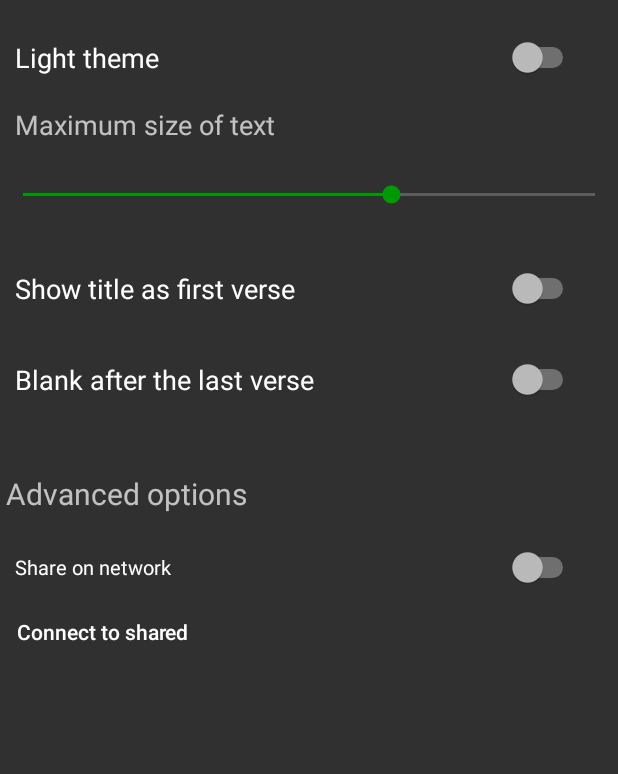
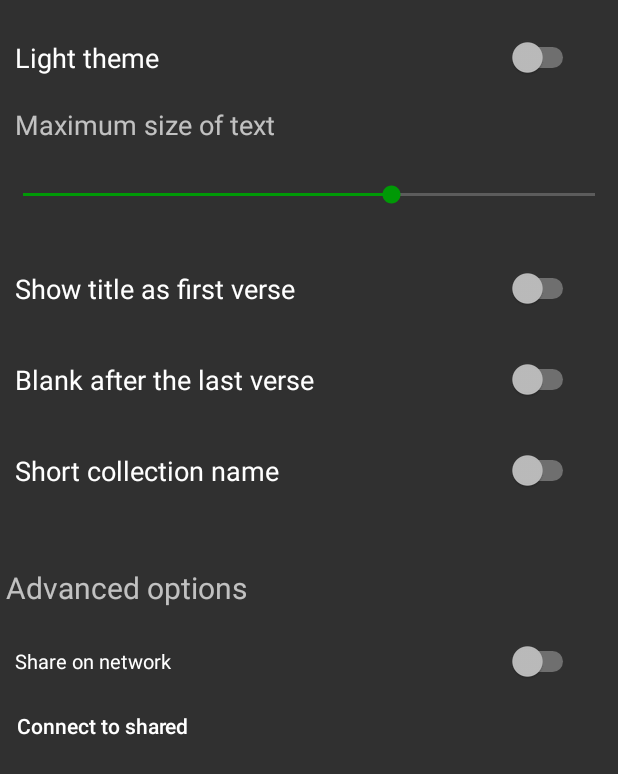
Before and after one commit to tomiolah/Songbook, an Android app: the SettingsActivity screen opened directly, with no data from a screen before it, on a phone screen of 412 x 824 dp. Shown: the top 774 px of the screen. Run offline under Robolectric (Android 15) with nearby library versions, the phone set to English and light mode, and no system bars.

Commit message:
Short collection name.

```diff
--- a/Songbook/app/src/main/java/com/bence/songbook/ui/activity/SettingsActivity.java
+++ b/Songbook/app/src/main/java/com/bence/songbook/ui/activity/SettingsActivity.java
@@ -78,6 +78,17 @@ public class SettingsActivity extends AppCompatActivity {
                 sharedPreferences.edit().putBoolean("blank_switch", blankSwitch.isChecked()).apply();
             }
         });
+        boolean shortCollection_switch = sharedPreferences.getBoolean("shortCollectionName", false);
+        final Switch shortCollectionSwitch = findViewById(R.id.shortCollectionSwitch);
+        shortCollectionSwitch.setChecked(shortCollection_switch);
+        shortCollectionSwitch.setOnClickListener(new View.OnClickListener() {
+            @Override
+            public void onClick(View v) {
+                boolean checked = shortCollectionSwitch.isChecked();
+                sharedPreferences.edit().putBoolean("shortCollectionName", checked).apply();
+                Memory.getInstance().getMainActivity().setShortCollectionName(checked);
+            }
+        });
         final Switch shareOnNetworkSwitch = findViewById(R.id.shareOnNetworkSwitch);
         final Memory memory = Memory.getInstance();
         shareOnNetworkSwitch.setChecked(memory.isShareOnNetwork());
--- a/Songbook/app/src/main/res/layout/activity_settings.xml
+++ b/Songbook/app/src/main/res/layout/activity_settings.xml
@@ -70,13 +70,27 @@
             app:layout_constraintRight_toRightOf="parent"
             app:layout_constraintTop_toTopOf="parent"/>
 
+        <Switch
+            android:id="@+id/shortCollectionSwitch"
+            android:layout_width="match_parent"
+            android:layout_height="wrap_content"
+            android:layout_marginEnd="16dp"
+            android:layout_marginRight="16dp"
+            android:layout_marginTop="16dp"
+            android:gravity="start|center|end"
+            android:padding="10dp"
+            android:text="@string/short_collection_name"
+            android:textSize="18sp"
+            app:layout_constraintRight_toRightOf="parent"
+            app:layout_constraintTop_toTopOf="parent"/>
+
         <TextView
             android:layout_width="wrap_content"
             android:layout_height="wrap_content"
             android:paddingLeft="4dp"
             android:paddingRight="4dp"
             android:paddingStart="4dp"
-            android:paddingTop="40dp"
+            android:paddingTop="42dp"
             android:text="@string/advanced_options"
             android:textSize="20sp"/>
 
--- a/Songbook/app/src/main/res/values/strings.xml
+++ b/Songbook/app/src/main/res/values/strings.xml
@@ -70,4 +70,6 @@
     <string name="by_created_date">By created date</string>
     <string name="by_collection">By collection</string>
     <string name="reverse">Reverse</string>
+    <string name="short_collection_name">Short collection name</string>
+    <string name="no_change">No change</string>
 </resources>
```
Also changed, not shown: Songbook/app/src/main/java/com/bence/songbook/Memory.java (+10 -0 lines), Songbook/app/src/main/java/com/bence/songbook/ui/activity/ConnectToSharedFullscreenActivity.java (+16 -0 lines), Songbook/app/src/main/java/com/bence/songbook/ui/activity/MainActivity.java (+34 -5 lines), Songbook/app/src/main/java/com/bence/songbook/ui/activity/SuggestEditsActivity.java (+6 -1 lines), 2 other files.
